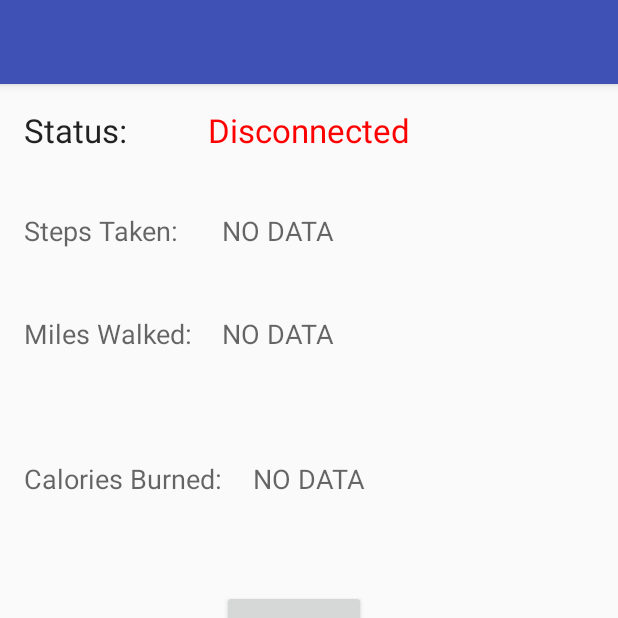
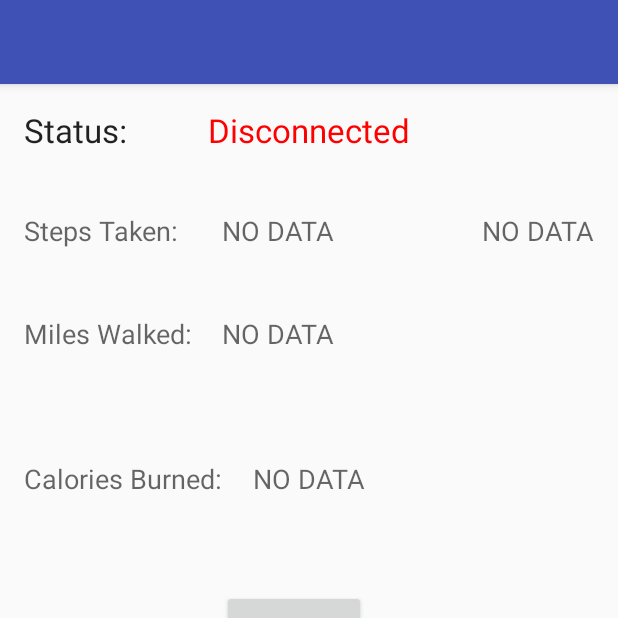
Before and after one commit to dyay108/SoleBLE, an Android app: the screen it shows after launch (DeviceControlActivity), on a phone screen of 412 x 824 dp, the top half of it. Run offline under Robolectric (Android 15) with nearby library versions, the phone set to English and light mode, and no system bars; 3 statements that could not run were skipped.

Commit message:
Fixed force close caused by dynamic reading

```diff
--- a/app/src/main/res/layout/content_device_control.xml
+++ b/app/src/main/res/layout/content_device_control.xml
@@ -104,4 +104,13 @@
         android:layout_above="@+id/button"
         android:layout_centerHorizontal="true" />
 
+    <TextView
+        android:layout_width="wrap_content"
+        android:layout_height="wrap_content"
+        android:textAppearance="?android:attr/textAppearanceMedium"
+        android:text="NO DATA"
+        android:id="@+id/data2"
+        android:layout_above="@+id/textView4"
+        android:layout_alignParentEnd="true" />
+
 </RelativeLayout>
```
Also changed, not shown: app/src/main/AndroidManifest.xml (+14 -4 lines), app/src/main/java/com/electrisole/team17/soleble/BluetoothLeService.java (+6 -7 lines).
